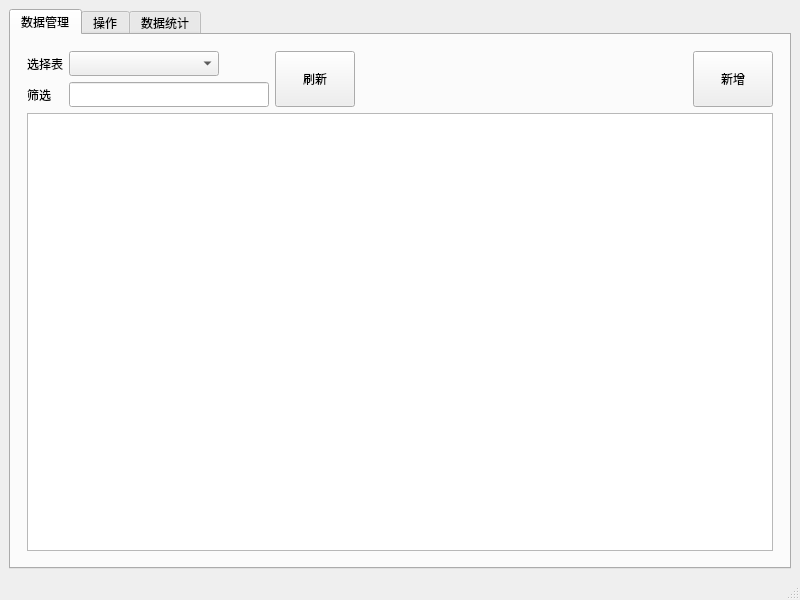
Before: the Qt Designer form ui/main.ui in LetMeHold/wanbo.py, drawn with Qt 5.
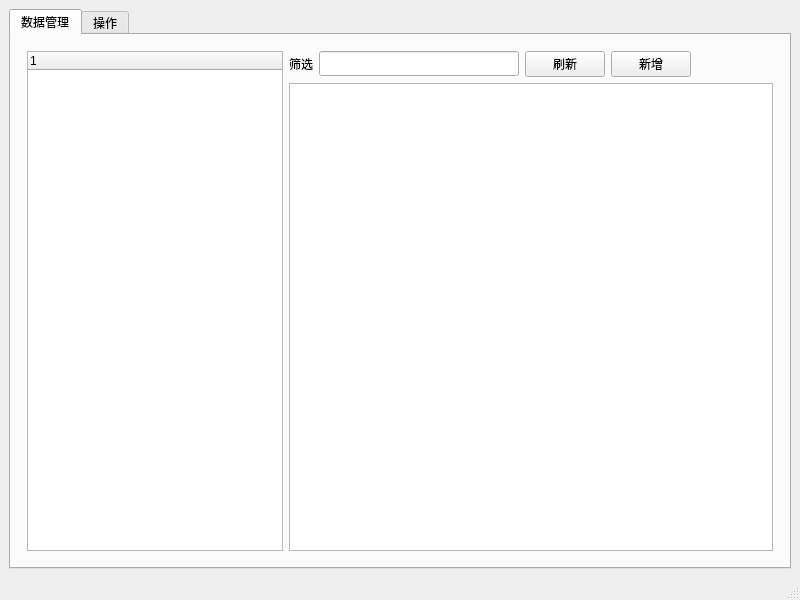
After: the same form once the commit is applied.

Commit message: 调整界面,调整代码结构

```diff
--- a/ui/main.ui
+++ b/ui/main.ui
@@ -24,25 +24,96 @@
        <attribute name="title">
         <string>数据管理</string>
        </attribute>
+       <layout class="QHBoxLayout" name="horizontalLayout_3">
+        <property name="leftMargin">
+         <number>16</number>
+        </property>
+        <property name="topMargin">
+         <number>16</number>
+        </property>
+        <property name="rightMargin">
+         <number>16</number>
+        </property>
+        <property name="bottomMargin">
+         <number>16</number>
+        </property>
+        <item>
+         <widget class="QTreeWidget" name="trQuery">
+          <property name="sizePolicy">
+           <sizepolicy hsizetype="Fixed" vsizetype="Expanding">
+            <horstretch>0</horstretch>
+            <verstretch>0</verstretch>
+           </sizepolicy>
+          </property>
+          <property name="minimumSize">
+           <size>
+            <width>50</width>
+            <height>0</height>
+           </size>
+          </property>
+          <column>
+           <property name="text">
+            <string notr="true">1</string>
+           </property>
+          </column>
+         </widget>
+        </item>
+        <item>
        <layout class="QVBoxLayout" name="verticalLayout_2">
-        <property name="leftMargin">
-         <number>16</number>
-        </property>
-        <property name="topMargin">
-         <number>16</number>
-        </property>
-        <property name="rightMargin">
-         <number>16</number>
-        </property>
-        <property name="bottomMargin">
-         <number>16</number>
-        </property>
+          <item>
+           <layout class="QHBoxLayout" name="horizontalLayout_2">
+            <item>
+             <widget class="QLabel" name="label_10">
+              <property name="minimumSize">
+               <size>
+                <width>0</width>
+                <height>25</height>
+               </size>
+              </property>
+              <property name="text">
+               <string>筛选</string>
+              </property>
+             </widget>
+            </item>
+            <item>
+             <widget class="QLineEdit" name="edtFilter">
+              <property name="sizePolicy">
+               <sizepolicy hsizetype="Fixed" vsizetype="Fixed">
+                <horstretch>0</horstretch>
+                <verstretch>0</verstretch>
+               </sizepolicy>
+              </property>
+              <property name="minimumSize">
+               <size>
+                <width>200</width>
+                <height>25</height>
+               </size>
+              </property>
+             </widget>
+            </item>
         <item>
-         <layout class="QGridLayout" name="gridLayout">
-          <item row="0" column="4" rowspan="2">
+             <widget class="QPushButton" name="btnRefresh">
+              <property name="sizePolicy">
+               <sizepolicy hsizetype="Fixed" vsizetype="Fixed">
+                <horstretch>0</horstretch>
+                <verstretch>0</verstretch>
+               </sizepolicy>
+              </property>
+              <property name="minimumSize">
+               <size>
+                <width>0</width>
+                <height>25</height>
+               </size>
+              </property>
+              <property name="text">
+               <string>刷新</string>
+              </property>
+             </widget>
+            </item>
+            <item>
            <widget class="QPushButton" name="btnAdd">
             <property name="sizePolicy">
-             <sizepolicy hsizetype="Fixed" vsizetype="Expanding">
+               <sizepolicy hsizetype="Fixed" vsizetype="Fixed">
               <horstretch>0</horstretch>
               <verstretch>0</verstretch>
              </sizepolicy>
@@ -50,7 +121,7 @@
             <property name="minimumSize">
              <size>
               <width>0</width>
-              <height>50</height>
+                <height>25</height>
              </size>
             </property>
             <property name="text">
@@ -58,33 +129,7 @@
             </property>
            </widget>
           </item>
-          <item row="0" column="0">
-           <widget class="QLabel" name="label_11">
-            <property name="minimumSize">
-             <size>
-              <width>0</width>
-              <height>25</height>
-             </size>
-            </property>
-            <property name="text">
-             <string>选择表</string>
-            </property>
-           </widget>
-          </item>
-          <item row="1" column="0">
-           <widget class="QLabel" name="label_10">
-            <property name="minimumSize">
-             <size>
-              <width>0</width>
-              <height>25</height>
-             </size>
-            </property>
-            <property name="text">
-             <string>筛选</string>
-            </property>
-           </widget>
-          </item>
-          <item row="0" column="3">
+            <item>
            <spacer name="horizontalSpacer">
             <property name="orientation">
              <enum>Qt::Horizontal</enum>
@@ -97,63 +142,14 @@
             </property>
            </spacer>
           </item>
-          <item row="0" column="1">
-           <widget class="QComboBox" name="cmbTable">
-            <property name="sizePolicy">
-             <sizepolicy hsizetype="Fixed" vsizetype="Fixed">
-              <horstretch>0</horstretch>
-              <verstretch>0</verstretch>
-             </sizepolicy>
-            </property>
-            <property name="minimumSize">
-             <size>
-              <width>150</width>
-              <height>25</height>
-             </size>
-            </property>
-           </widget>
-          </item>
-          <item row="1" column="1">
-           <widget class="QLineEdit" name="edtFilter">
-            <property name="sizePolicy">
-             <sizepolicy hsizetype="Fixed" vsizetype="Fixed">
-              <horstretch>0</horstretch>
-              <verstretch>0</verstretch>
-             </sizepolicy>
-            </property>
-            <property name="minimumSize">
-             <size>
-              <width>200</width>
-              <height>25</height>
-             </size>
-            </property>
-           </widget>
-          </item>
-          <item row="0" column="2" rowspan="2">
-           <widget class="QPushButton" name="btnRefresh">
-            <property name="sizePolicy">
-             <sizepolicy hsizetype="Fixed" vsizetype="Expanding">
-              <horstretch>0</horstretch>
-              <verstretch>0</verstretch>
-             </sizepolicy>
-            </property>
-            <property name="minimumSize">
-             <size>
-              <width>0</width>
-              <height>50</height>
-             </size>
-            </property>
-            <property name="text">
-             <string>刷新</string>
-            </property>
-           </widget>
-          </item>
          </layout>
         </item>
         <item>
          <widget class="QTableWidget" name="twQuery"/>
         </item>
        </layout>
+        </item>
+       </layout>
       </widget>
       <widget class="QWidget" name="tabJob">
        <attribute name="title">
@@ -273,11 +269,6 @@
         </item>
        </layout>
       </widget>
-      <widget class="QWidget" name="tab_2">
-       <attribute name="title">
-        <string>数据统计</string>
-       </attribute>
-      </widget>
      </widget>
     </item>
    </layout>
```
Left out of the diff: 2 changed lines with no effect on the pictures. Lines whose indentation alone changed are shown as unchanged. The commit also changes 4 other files.
